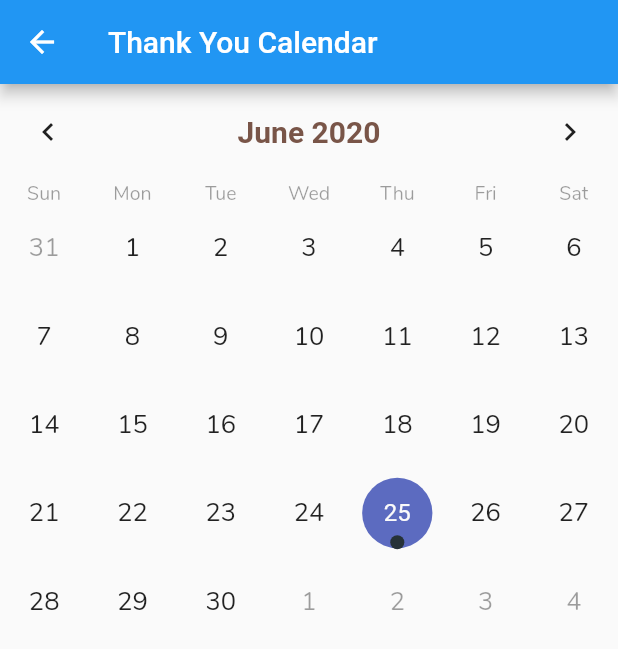
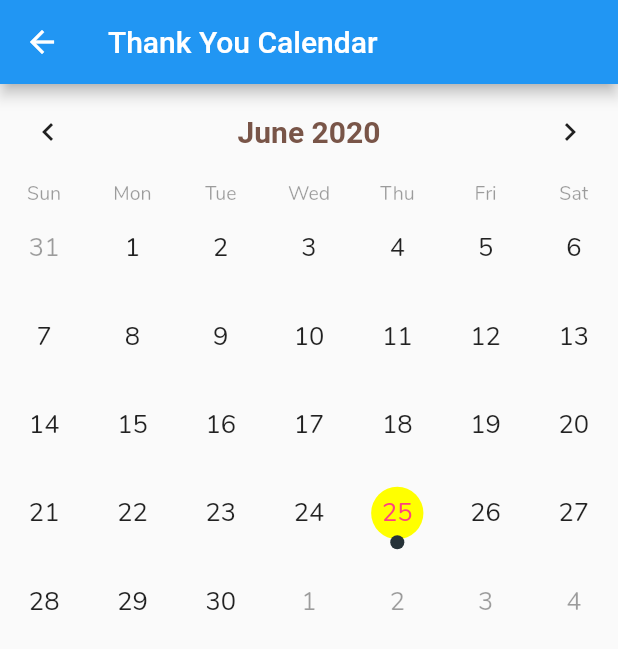
Before and after one commit to balenaik/thankyoulist_android, a Flutter app: the CalendarScreen screen opened directly, on a phone screen of 412 x 824 dp. Shown: the top 649 px of the screen. Run offline on Flutter 3.47's test engine with Material 2 defaults, Android fonts, the phone set to English and light mode, and no system bars; drawn by our look-alikes of table_calendar; our stand-ins replace cloud_firestore, firebase_auth, google_sign_in; missing offline and left inert: encrypt, flutter_facebook_login; accounts and stored records are empty.

Commit message:
Set selected and today cell following iOS version

```diff
--- a/lib/calendar_screen.dart
+++ b/lib/calendar_screen.dart
@@ -62,6 +62,36 @@ class CalendarScreen extends StatelessWidget {
           markersMaxAmount: 1,
         ),
         builders: CalendarBuilders(
+          selectedDayBuilder: (context, date, _) {
+            final isToday = date.day == DateTime.now().day;
+            return AnimatedContainer(
+              duration: const Duration(milliseconds: 250),
+              decoration: BoxDecoration(shape: BoxShape.circle, color: Colors.yellowAccent),
+              margin: const EdgeInsets.all(12.0),
+              alignment: Alignment.center,
+              child: Text(
+                '${date.day}',
+                style: TextStyle(
+                    color: isToday ? Colors.pinkAccent : Colors.black87,
+                    fontSize: 17.0,
+                    fontFamily: 'Nunito'
+                ),
+              ),
+            );
+          },
+          todayDayBuilder: (context, date, _) {
+            return Container(
+              alignment: Alignment.center,
+              child: Text(
+                '${date.day}',
+                 style: TextStyle(
+                    color: Colors.pinkAccent,
+                    fontSize: 17.0,
+                    fontFamily: 'Nunito'
+                ),
+              ),
+            );
+          },
           singleMarkerBuilder:  (context, date, event) {
             final color = Colors.red[700];
 
```
